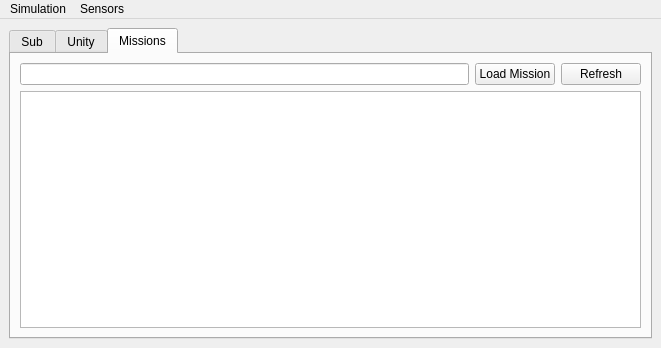
Above: rqt_waypoint/resource/Mainwindow.ui from sonia-auv/ros2_rqt_sonia_plugins before the change. Below: the same form after it.
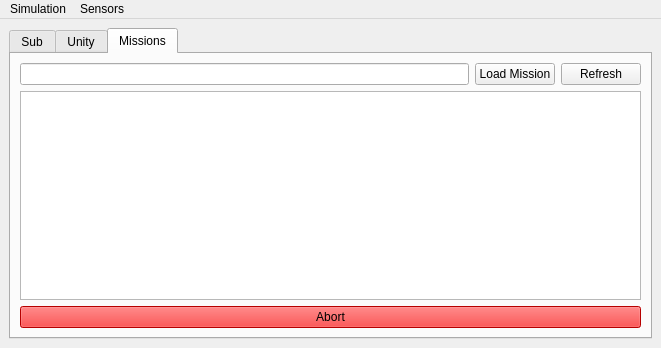
That is the form after the change.

Commit message: LOG-118: added call for abort mission

Diff of the .ui file:
```diff
--- a/rqt_waypoint/resource/Mainwindow.ui
+++ b/rqt_waypoint/resource/Mainwindow.ui
@@ -38,7 +38,7 @@
    <bool>false</bool>
   </property>
   <widget class="QWidget" name="centralwidget">
-   <layout class="QVBoxLayout" name="verticalLayout_3">
+   <layout class="QHBoxLayout" name="horizontalLayout_14">
     <item>
      <widget class="QTabWidget" name="tabWidget">
       <property name="currentIndex">
@@ -891,6 +891,16 @@
             <column/>
            </widget>
           </item>
+          <item>
+           <widget class="QPushButton" name="missionAbortBtn">
+            <property name="text">
+             <string>Abort</string>
+            </property>
+            <property name="styleSheet">
+             <string notr="true">background-color: red;</string>
+            </property>
+           </widget>
+          </item>
          </layout>
         </item>
        </layout>
```
Left out of the diff: 18 changed lines with no effect on the pictures. The commit also changes 1 other file.
